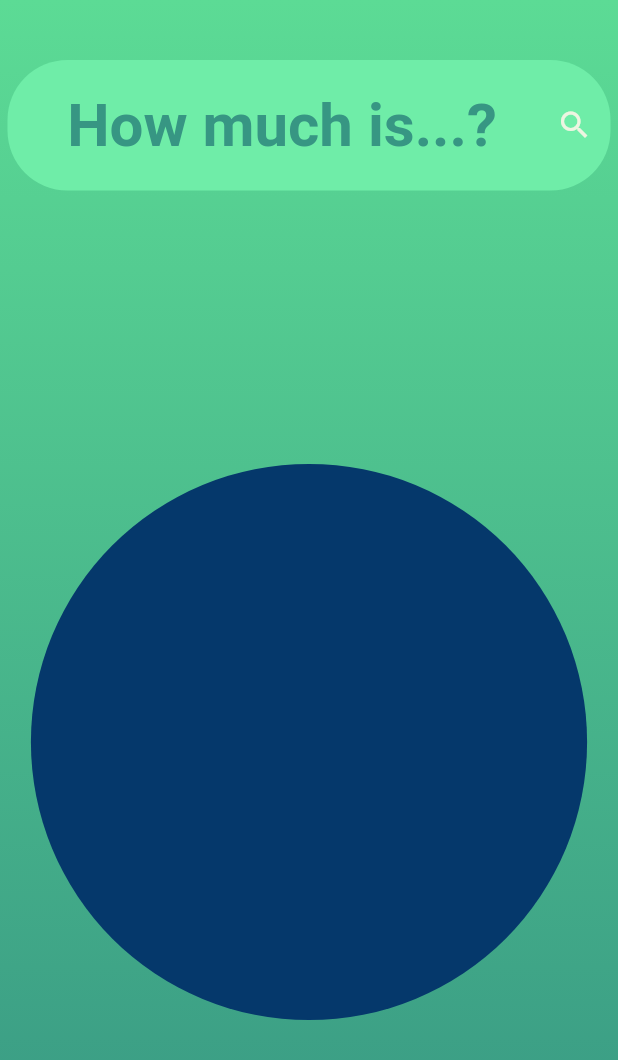
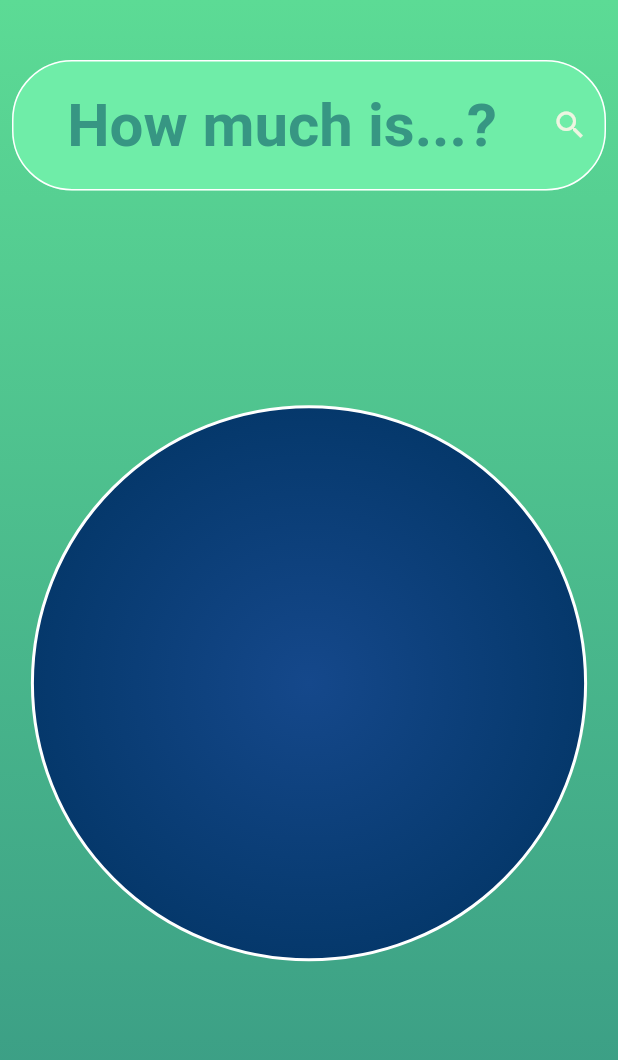
Before and after one commit to g-bulgarit/How-much-is-it, a Flutter app: the screen it shows after launch, on a phone screen of 412 x 824 dp. Shown: the top 1060 px of the screen. Run offline on Flutter 3.47's test engine with Material 2 defaults, Android fonts, the phone set to English and light mode, and no system bars; our stand-ins replace sprintf; Roboto replaces fonts that are missing (Bebas).

Commit message:
Added gradients and borders

```diff
--- a/lib/colors.dart
+++ b/lib/colors.dart
@@ -3,10 +3,15 @@ import 'package:flutter/material.dart';
 
 const Color backgroundColorAccent = Color(0xFF379683);
 const Color backgroundColorMain = Color(0xFF5CDB95);
+const Color backgroundGradientBottom = Color(0xFF11998e);
+const Color backgroundGradientTop = Color(0xFF38ef7d);
+
+
 
 // Foreground colors:
 const Color foregroundColorMain = Color(0xFF8EE4AF);
 const Color foregroundColorDark = Color(0xFF05386B);
+const Color foregroundColorInner = Color(0xFF15488B);
 const Color foregroundAccent = Color(0xFF6feda8);
 // Text colors
 const Color textColorMain = Color(0xFFEDF5E1);
--- a/lib/main.dart
+++ b/lib/main.dart
@@ -41,18 +41,15 @@ class UserTextInput extends State<TextInput>{
             ),
           ),
 
-
         padding: EdgeInsets.only(top: 40,
                                  bottom: 40,
-                                 right: 5,
-                                 left: 5),
+                                 right: 8,
+                                 left: 8),
         child: new Center(
           child: new Column(
             mainAxisAlignment: MainAxisAlignment.spaceEvenly,
             children: <Widget>[
-              new Expanded(
-                flex: 2,
-                child:new TextField(
+                new TextField(
                 style: TextStyle(
                   color: textColorMain,
                   fontFamily: 'Bebas',
@@ -67,7 +64,7 @@ class UserTextInput extends State<TextInput>{
                   // Set borders around the text input:
                   // On load:
                   enabledBorder: OutlineInputBorder(
-                    borderSide: BorderSide(color: Colors.transparent),
+                    borderSide: BorderSide(color: Colors.white),
                     borderRadius: BorderRadius.all(Radius.circular(40))
                   ),
 
@@ -110,7 +107,6 @@ class UserTextInput extends State<TextInput>{
                   controller.text = "";
                 },
               ),
-              ),
 
               new Expanded(
                 flex: 7,
@@ -120,7 +116,15 @@ class UserTextInput extends State<TextInput>{
 
                   decoration: BoxDecoration(
                     shape:  BoxShape.circle,
-                    color: foregroundColorDark,
+                    border: Border.all(
+                      color: Colors.white,
+                      width: 2
+                    ),
+                    // color: foregroundColorDark,
+                    gradient: RadialGradient(
+                      colors: [foregroundColorInner, foregroundColorDark],
+
+                    )
                   ),
 
                   padding: EdgeInsets.all(10.0),
```
